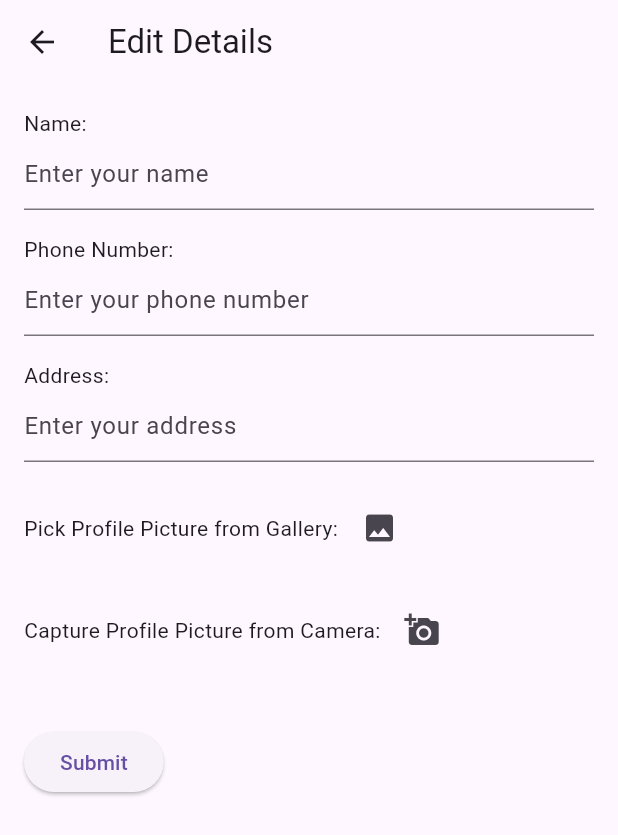
After one commit to AyonDebnath/FLIGHT-SAVVY-APP, a Flutter app: the editDetails screen opened directly, after a tap on the "image" icon, on a phone screen of 412 x 824 dp. The commit adds this screen. Shown: the top 835 px of the screen. Run offline on Flutter 3.47's test engine with Material 3 defaults, Android fonts, the phone set to English and light mode, and no system bars; our stand-ins replace animated_toggle_switch, cloud_firestore, csv, curved_navigation_bar, firebase_auth, firebase_core and 9 more; accounts and stored records are empty.

Commit message:
Image feature added to Edit Details page

```diff
--- a/flight_savvy/lib/controller/user_service.dart
+++ b/flight_savvy/lib/controller/user_service.dart
@@ -50,12 +50,29 @@ class UserService {
     return Address;
   }
 
+  Future<String> getImageUrl(String id) async {
+    DocumentSnapshot user = await userCollection.doc(id).get();
+    late var imageUrl;
+    try{
+      imageUrl =  user['imageUrl'];
+    }
+    catch(e){
+      imageUrl = '';
+    }
+    return imageUrl;
+  }
+
+
   Future<void> updatePhone(String id, String name) async {
     return await userCollection.doc(id).update({'Phone': name});
   }
 
   Future<void> updateAddress(String id, String name) async {
     return await userCollection.doc(id).update({'Address': name});
+  }
+
+  Future<void> updateImageUrl(String id, var imageUrl) async {
+    return await userCollection.doc(id).update({'imageUrl': imageUrl});
   }
 
   Future<void> deleteDiaryEntry(String id) async {
--- /dev/null
+++ b/flight_savvy/lib/view/editDetails_view.dart
@@ -0,0 +1,200 @@
+import 'package:cloud_firestore/cloud_firestore.dart';
+import 'package:firebase_auth/firebase_auth.dart' as auth;
+import 'package:firebase_auth/firebase_auth.dart';
+import 'package:flutter/material.dart';
+import 'package:image_picker/image_picker.dart';
+import 'package:firebase_storage/firebase_storage.dart';
+import 'dart:io';
+import '../controller/user_service.dart';
+
+class editDetails extends StatefulWidget {
+  @override
+  _editDetailsState createState() => _editDetailsState();
+}
+
+class _editDetailsState extends State<editDetails> {
+  late String defaultName;
+  late String defaultPhone;
+  late String defaultAddress;
+  late TextEditingController nameController;
+  late TextEditingController phoneController;
+
+  late TextEditingController addressController;
+  late CollectionReference users =
+      FirebaseFirestore.instance.collection('users');
+  final currentUser = auth.FirebaseAuth.instance.currentUser;
+  final UserService userService = UserService();
+  final ImagePicker _picker = ImagePicker();
+  var imageURL;
+  XFile? _image;
+
+  Future<void> fetchData() async {
+    defaultName = await userService.getName(currentUser!.uid);
+    defaultPhone = await userService.getPhone(currentUser!.uid);
+    defaultAddress = await userService.getAddress(currentUser!.uid);
+    imageURL = await userService.getImageUrl(currentUser!.uid);
+    return;
+  }
+
+  Future<void> _pickImageFromGallery() async {
+    final XFile? image = await _picker.pickImage(source: ImageSource.gallery);
+
+    setState(() {
+      if (_image == null) {
+        _image = image;
+        _uploadImageToFirestorage();
+      }
+    });
+  }
+
+  Future<dynamic> _uploadImageToFirestorage() async {
+    if (_image == null) return;
+    final currentUser = FirebaseAuth.instance.currentUser;
+    if (currentUser == null) return;
+    final firebaseStorageRef = FirebaseStorage.instance
+        .ref()
+        .child('images/${currentUser.uid}/${_image!.name}');
+    try {
+      final uploadTask = await firebaseStorageRef.putFile(File(_image!.path));
+      if (uploadTask.state == TaskState.success) {
+        final downloadURL = await firebaseStorageRef.getDownloadURL();
+        // print(imageURLs);
+        print("Uploaded to: $downloadURL");
+        imageURL = downloadURL;
+        print(imageURL);
+        // imageURLs.add(downloadURL);
+        // print(imageURLs);
+      }
+    } catch (e) {
+      print("Failed to upload image: $e");
+    }
+  }
+
+  Future<void> _pickImageFromCamera() async {
+    final XFile? image = await _picker.pickImage(source: ImageSource.camera);
+    setState(() {
+      _image = image;
+      _uploadImageToFirestorage();
+    });
+  }
+
+  @override
+  Widget build(BuildContext context) {
+    return Scaffold(
+      appBar: AppBar(
+        title: Text('Edit Details'),
+      ),
+      body: FutureBuilder<void>(
+        future: fetchData(),
+        builder: (context, snapshot) {
+          if (snapshot.connectionState == ConnectionState.waiting) {
+            // Show a loading indicator while waiting for the future to complete
+            return Center(child: CircularProgressIndicator());
+          } else if (snapshot.hasError) {
+            // Handle error case
+            return Center(child: Text('Error: ${snapshot.error}'));
+          } else {
+            nameController = TextEditingController(text: defaultName);
+            phoneController = TextEditingController(text: defaultPhone);
+            addressController = TextEditingController(text: defaultAddress);
+            return Padding(
+              padding: const EdgeInsets.all(16.0),
+              child: Column(
+                crossAxisAlignment: CrossAxisAlignment.start,
+                children: [
+                  Text('Name:'),
+                  TextField(
+                    controller: nameController,
+                    decoration: InputDecoration(
+                      hintText: 'Enter your name',
+                    ),
+                  ),
+                  SizedBox(height: 16.0),
+                  Text('Phone Number:'),
+                  TextField(
+                    controller: phoneController,
+                    keyboardType: TextInputType.phone,
+                    decoration: InputDecoration(
+                      hintText: 'Enter your phone number',
+                    ),
+                  ),
+                  SizedBox(height: 16.0),
+                  Text('Address:'),
+                  TextField(
+                    controller: addressController,
+                    decoration: InputDecoration(
+                      hintText: 'Enter your address',
+                    ),
+                  ),
+                  const SizedBox(height: 20),
+                  Row(children: [
+                    Text(
+                      "Pick Profile Picture from Gallery: ",
+                    ),
+                    IconButton(
+                      icon: const Icon(Icons.image),
+                      onPressed: _pickImageFromGallery,
+                    ),
+                  ]),
+                  const SizedBox(height: 20),
+                  Row(children: [
+                    Text(
+                      "Capture Profile Picture from Camera: ",
+                    ),
+                    IconButton(
+                      icon: const Icon(Icons.add_a_photo),
+                      onPressed: _pickImageFromCamera,
+                    ),
+                  ]),
+                  SizedBox(height: 20.0),
+                  Visibility(
+                      visible: _image!=null || imageURL!=null && imageURL != '', // your boolean condition here,
+                      child: Column(
+                        children: [
+                          if(_image!=null)
+                            Image.file(
+                              File(_image!.path),
+                              fit: BoxFit.cover,
+                              width: 100.0,
+                              height: 100.0,
+                            ),
+                          if(_image==null && imageURL!=null && imageURL != '')
+                            Image.network(
+                              imageURL,
+                              width: 100.0, // Set the width of the image
+                              height: 100.0, // Set the height of the image
+                              fit: BoxFit.cover, // Set the BoxFit property as needed
+                            ),
+                        ],
+                      ),// your widget here,
+                  ),
+                  SizedBox(height: 20, ),
+                  ElevatedButton(
+                    onPressed: () {
+                      // Perform actions with the user details, e.g., save to database
+                      print('Name: ${nameController.text}');
+                      print('Phone Number: ${phoneController.text}');
+                      print('Address: ${addressController.text}');
+                      _addDetails();
+                    },
+                    child: Text('Submit'),
+                  ),
+                ],
+              ),
+            );
+          }
+        },
+      ),
+    );
+  }
+
+  Future<void> _addDetails() async {
+    await userService.updateName(currentUser!.uid, nameController.text);
+    await userService.updatePhone(currentUser!.uid, phoneController.text);
+    await userService.updateAddress(currentUser!.uid, addressController.text);
+    if(imageURL!=null && imageURL!='') {
+      await userService.updateImageUrl(currentUser!.uid, imageURL);
+    }
+    Navigator.of(context).pop();
+  }
+}
--- a/flight_savvy/lib/view/profile_view.dart
+++ b/flight_savvy/lib/view/profile_view.dart
@@ -1,6 +1,6 @@
 import 'package:flutter/material.dart';
 
-import 'details_view.dart';
+import 'account_view.dart';
 import 'settings_view.dart';
 import 'support_view.dart';
 
@@ -94,7 +94,7 @@ class ProfilePage extends StatelessWidget {
                     onTap: () {
                       // Handle tap on the grid item
                       Navigator.of(context).push(
-                        MaterialPageRoute(builder: (context) => details()),
+                        MaterialPageRoute(builder: (context) => account()),
                       );
                     },
                     child: Container(
@@ -117,7 +117,7 @@ class ProfilePage extends StatelessWidget {
                             height: 15,
                           ),
                           Text(
-                            'Details',
+                            'Account',
                             style: TextStyle(
                                 color: Colors.white,
                                 fontWeight: FontWeight.bold,
--- a/flight_savvy/pubspec.yaml
+++ b/flight_savvy/pubspec.yaml
@@ -46,9 +46,11 @@ dependencies:
   csv: ^5.1.1
   animations: ^2.0.8
   fluttertoast: ^8.2.4
+  firebase_storage: ^11.2.8
   provider: ^6.1.1
   get_it: ^7.6.4
   url_launcher: ^6.0.12
+  image_picker: ^1.0.4
 
 
   # The following adds the Cupertino Icons font to your application.
```
Also changed, not shown: flight_savvy/lib/view/account_view.dart (renamed from flight_savvy/lib/view/details_view.dart, +6 -6 lines), flight_savvy/lib/view/editInfo_view.dart (deleted, +0 -104 lines), flight_savvy/lib/view/settings_view.dart (+20 -10 lines), flight_savvy/lib/view/user_info.dart (+10 -4 lines), flight_savvy/pubspec.lock, 6 other files.
